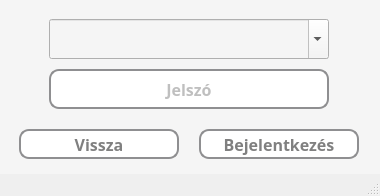
This is src/main/resources/ui/default/defaultLoginScreen.ui in pkristof1999/Szakdolgozat as Qt 5 draws it before an edit. The edited form follows.
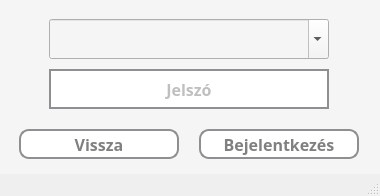
This is the edited form.

The edit to the form file:
```diff
--- a/src/main/resources/ui/default/defaultLoginScreen.ui
+++ b/src/main/resources/ui/default/defaultLoginScreen.ui
@@ -82,7 +82,7 @@
       <string notr="true">* {
 	background-color: white;
 	border: 2px solid #8f8f91;
-	border-radius: 10px;
+	border-radius: 0;
 	color: grey;
 }</string>
      </property>
```
